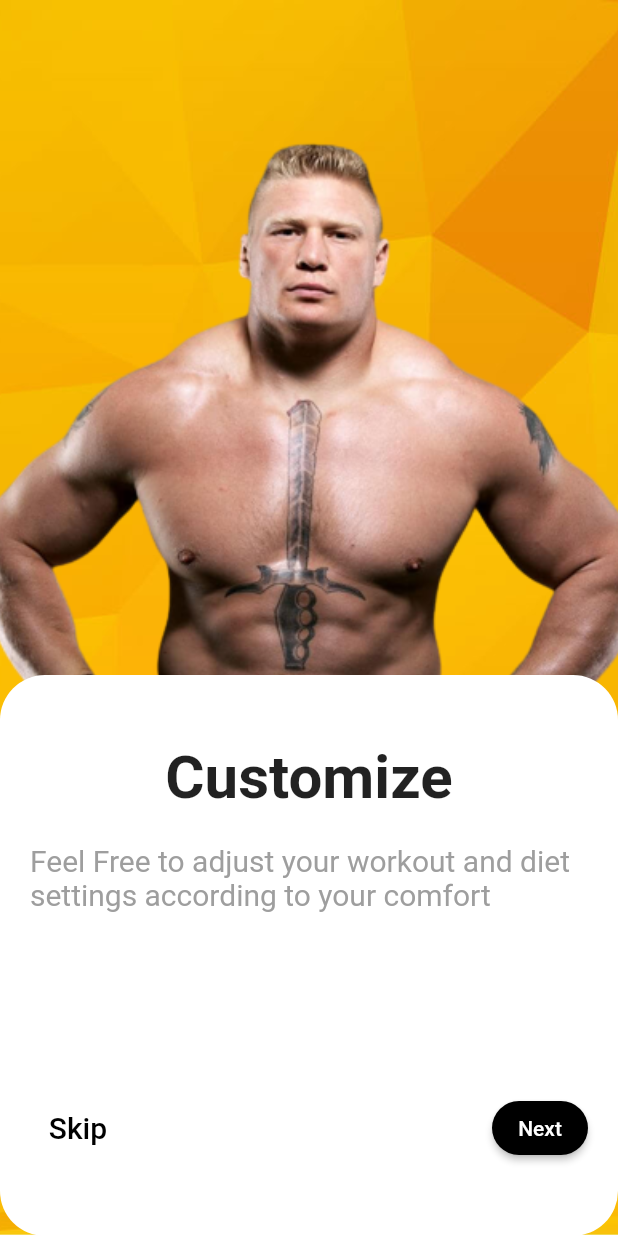
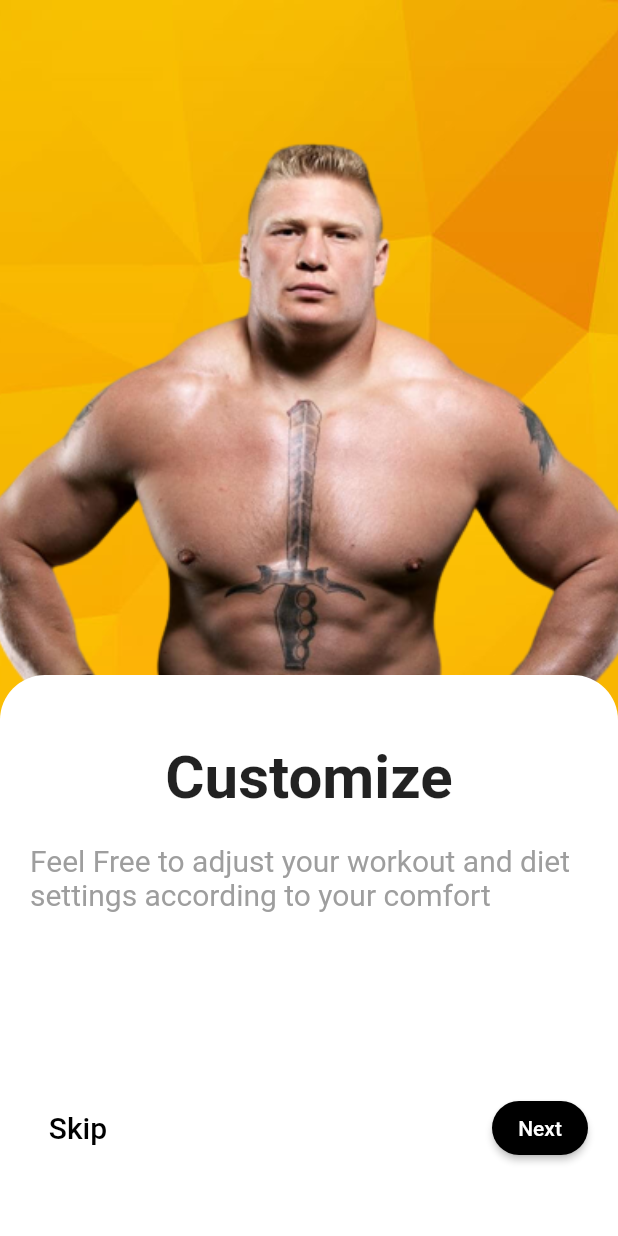
Before and after one commit to lionking0017/git_assignment_group_5, a Flutter app: the screen it shows after launch, after a tap on "Next", on a phone screen of 412 x 824 dp. Run offline on Flutter 3.47's test engine with Material 2 defaults, Android fonts, the phone set to English and light mode, and no system bars.

Commit message:
modified container radius

```diff
--- a/lib/my_homepage.dart
+++ b/lib/my_homepage.dart
@@ -39,8 +39,9 @@ class _MyHomePageState extends State<MyHomePage> {
           padding: const EdgeInsets.only(top: 450.0),
           child: Container(
             width: MediaQuery.of(context).size.width,
-            decoration: BoxDecoration(
-              borderRadius: BorderRadius.circular(30),
+            decoration: const BoxDecoration(
+              borderRadius: BorderRadius.only(
+                  topLeft: Radius.circular(30), topRight: Radius.circular(30)),
               color: Colors.white,
             ),
             child: Column(
--- a/lib/second_page.dart
+++ b/lib/second_page.dart
@@ -36,8 +36,9 @@ class _SecondPageState extends State<SecondPage> {
           padding: const EdgeInsets.only(top: 450.0),
           child: Container(
             width: MediaQuery.of(context).size.width,
-            decoration: BoxDecoration(
-              borderRadius: BorderRadius.circular(30),
+            decoration: const BoxDecoration(
+              borderRadius: BorderRadius.only(
+                  topLeft: Radius.circular(30), topRight: Radius.circular(30)),
               color: Colors.white,
             ),
             child: Column(
```
